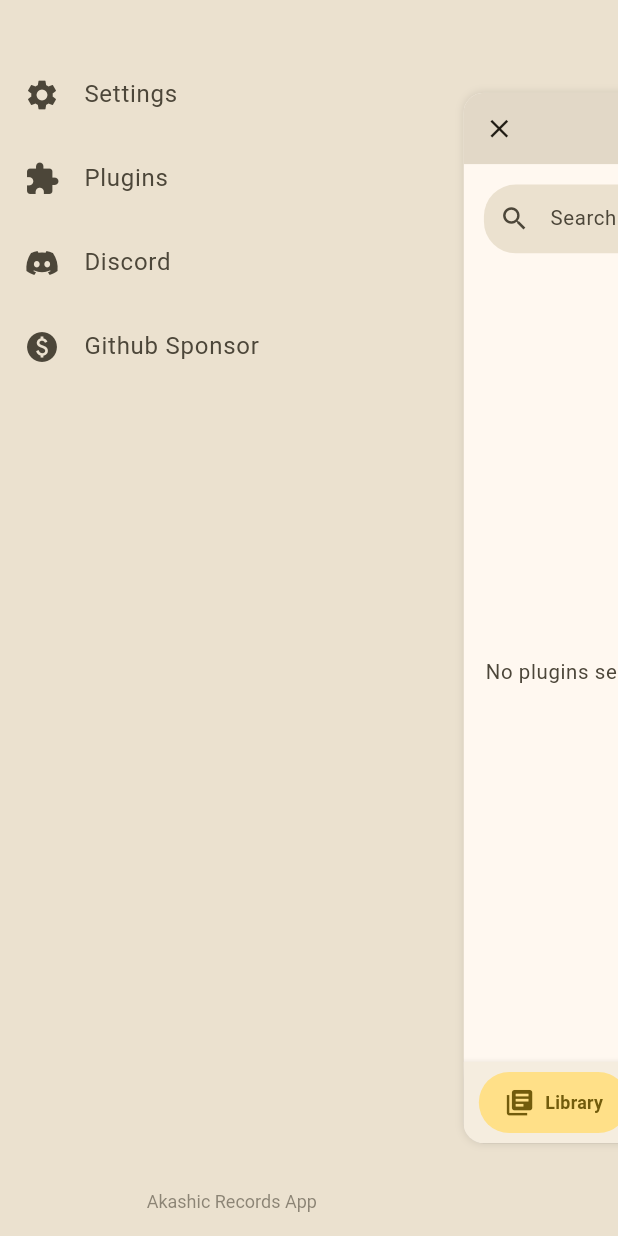
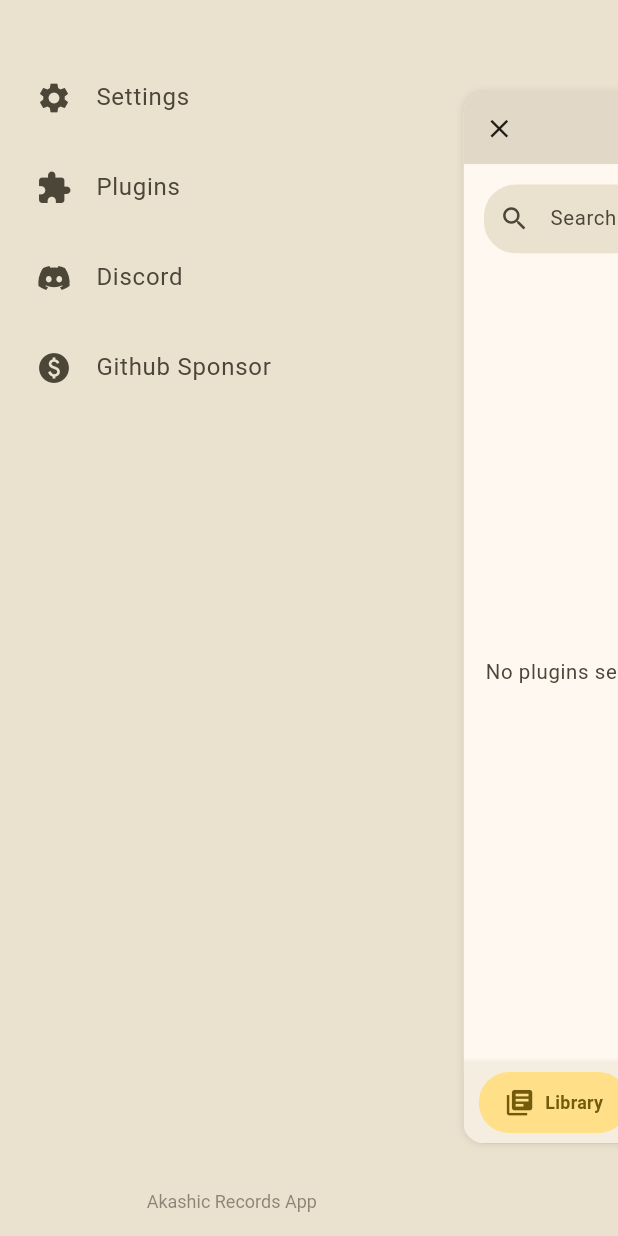
Before and after one commit to Luiz-eduardp/akashic_records, a Flutter app: the HomeScreen screen opened by its route, after a tap on the "menu" icon, on a phone screen of 412 x 824 dp. Run offline on Flutter 3.47's test engine with Material 3 defaults, Android fonts, the phone set to English and light mode, and no system bars; drawn by our look-alikes of flutter_advanced_drawer, google_nav_bar; our stand-ins replace cached_network_image, file_picker, flutter_html, flutter_markdown, google_fonts, hive_flutter and 5 more; missing offline and left inert: epubx, flutter_code_editor, highlight, jsf; accounts and stored records are empty; network calls fail.

Commit message:
refactor(widgets): refactor AppDrawer widget
- Extracted ListTile into _buildDrawerTile
- Removed redundant code
- Improved code readability
- Added padding to ListTile
- Used theme colors consistently

```diff
--- a/lib/widgets/app_drawer.dart
+++ b/lib/widgets/app_drawer.dart
@@ -22,42 +22,38 @@ class AppDrawer extends StatelessWidget {
             mainAxisSize: MainAxisSize.max,
             children: [
               const SizedBox(height: 35),
-              ListTile(
-                leading: const Icon(Icons.settings),
-                title: Text('Configurações'.translate),
+              _buildDrawerTile(
+                context: context,
+                icon: Icons.settings,
+                title: 'Configurações'.translate,
                 onTap: () {
                   Navigator.pushNamed(context, '/settings');
                   advancedDrawerController.hideDrawer();
                 },
-                splashColor: theme.splashColor,
-                hoverColor: theme.hoverColor,
               ),
-              ListTile(
-                leading: const Icon(Icons.extension),
-                title: Text('Plugins'.translate),
+              _buildDrawerTile(
+                context: context,
+                icon: Icons.extension,
+                title: 'Plugins'.translate,
                 onTap: () {
                   Navigator.pushNamed(context, '/plugins');
                   advancedDrawerController.hideDrawer();
                 },
-                splashColor: theme.splashColor,
-                hoverColor: theme.hoverColor,
               ),
-              ListTile(
-                leading: const Icon(Icons.discord),
-                title: Text("Discord"),
+              _buildDrawerTile(
+                context: context,
+                icon: Icons.discord,
+                title: "Discord",
                 onTap: () => launchURL('https://discord.gg/eSuc2znz5V'),
-                splashColor: theme.splashColor,
-                hoverColor: theme.hoverColor,
               ),
-              ListTile(
-                leading: const Icon(Icons.paid),
-                title: Text("Github Sponsor"),
+              _buildDrawerTile(
+                context: context,
+                icon: Icons.paid,
+                title: "Github Sponsor",
                 onTap:
                     () => launchURL(
                       'https://github.com/sponsors/AkashicRecordsApp',
                     ),
-                splashColor: theme.splashColor,
-                hoverColor: theme.hoverColor,
               ),
               const Spacer(),
               DefaultTextStyle(
@@ -76,4 +72,26 @@ class AppDrawer extends StatelessWidget {
       ),
     );
   }
+
+  Widget _buildDrawerTile({
+    required BuildContext context,
+    required IconData icon,
+    required String title,
+    VoidCallback? onTap,
+  }) {
+    final theme = Theme.of(context);
+    return Padding(
+      padding: const EdgeInsets.symmetric(horizontal: 8.0, vertical: 2.0),
+      child: ListTile(
+        leading: Icon(icon),
+        title: Text(title),
+        onTap: onTap,
+        splashColor: theme.splashColor,
+        hoverColor: theme.hoverColor,
+        shape: RoundedRectangleBorder(
+          borderRadius: BorderRadius.circular(12.0),
+        ),
+      ),
+    );
+  }
 }
```
